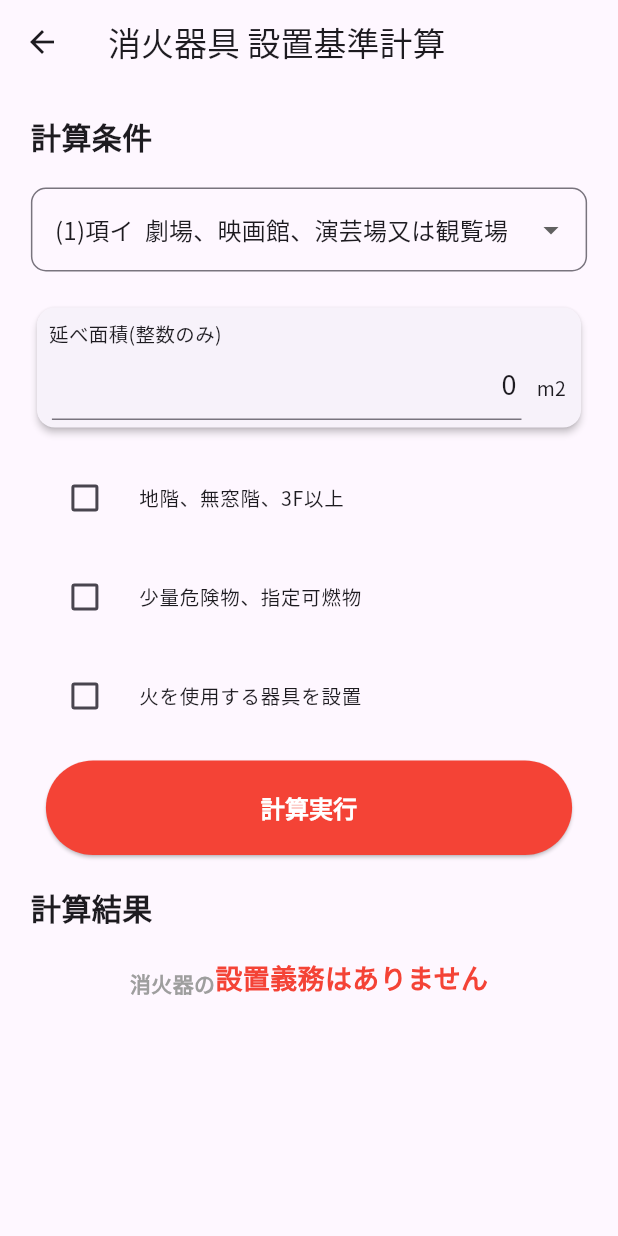
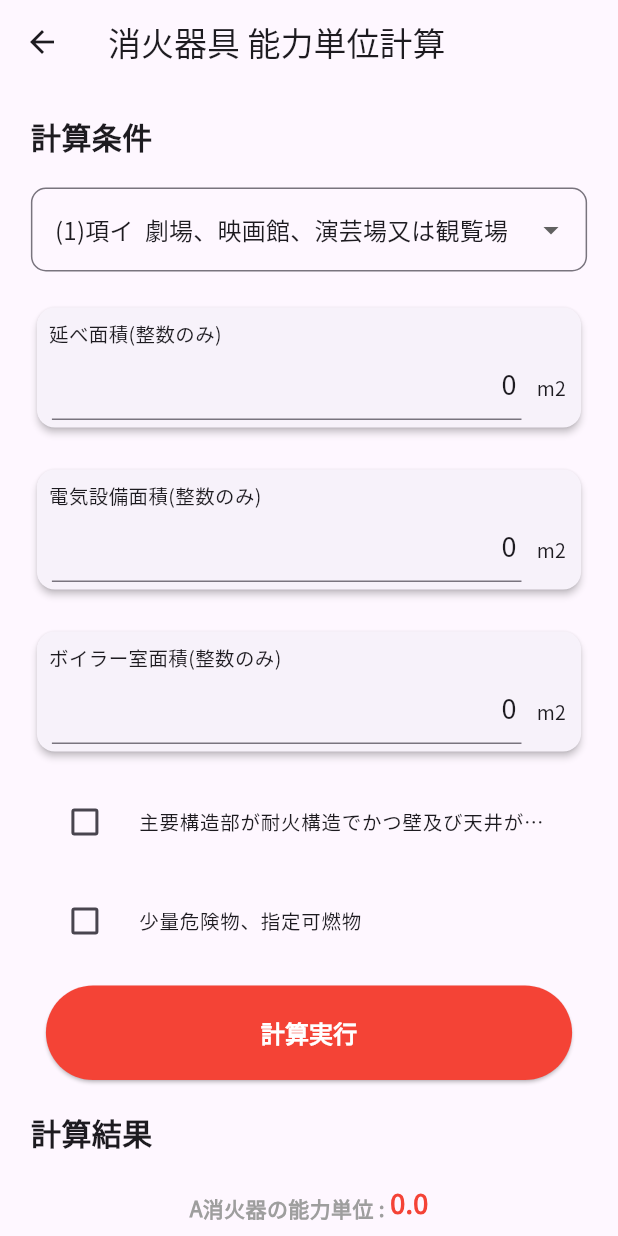
Before and after one commit to snova301/firefight-equip-app, a Flutter app: the SelectFireExtPage screen opened directly, after a tap on "消火器具 能力単位計算", on a phone screen of 412 x 824 dp. Run offline on Flutter 3.47's test engine with Material 2 defaults, Android fonts, the phone set to English and light mode, and no system bars; our stand-ins replace firebase_analytics, firebase_core, firebase_crashlytics, flutter_riverpod, freezed_annotation, shared_preferences; accounts and stored records are empty; generated files the repository leaves out were written again.

Commit message:
create fire_ext_capacity_page.dart

```diff
--- a/lib/src/model/data_class.dart
+++ b/lib/src/model/data_class.dart
@@ -1,68 +1,63 @@
-import 'package:flutter/foundation.dart';
-import 'package:firefight_equip/src/model/enum_class.dart';
-import 'package:freezed_annotation/freezed_annotation.dart';
-
-part 'data_class.freezed.dart';
-part 'data_class.g.dart';
-
-/// 消火器設置義務判別計算のクラス
-@freezed
-class FireExtRequireClass with _$FireExtRequireClass {
-  const factory FireExtRequireClass({
-    /// 入力
-    required FirePreventPropertyEnum firePreventProperty, // 防火対象物種類
-    required int sq, // 面積
-    required bool isNoWindow, // 地階、無窓階、3F以上
-    required bool isCombust, // 少量危険物、指定可燃物
-    required bool isUsedFire, // 火を使用する器具(防火対象物 3項の判断に使用)
-
-    /// 出力
-    required String strOut, // 消火器設置が義務かどうか
-    required String reason, // 消火器具が必要な理由
-  }) = _FireExtRequireClass;
-
-  /// from Json
-  factory FireExtRequireClass.fromJson(Map<String, dynamic> json) =>
-      _$FireExtRequireClassFromJson(json);
-}
-
-/// 設定用のデータクラス
-@freezed
-class SettingDataClass with _$SettingDataClass {
-  const factory SettingDataClass({
-    /// ダークモード
-    required bool darkMode,
-  }) = _SettingDataClass;
-
-  /// from Json
-  factory SettingDataClass.fromJson(Map<String, dynamic> json) =>
-      _$SettingDataClassFromJson(json);
-}
+// import 'package:flutter/foundation.dart';
+// import 'package:firefight_equip/src/model/enum_class.dart';
+// import 'package:freezed_annotation/freezed_annotation.dart';
 
 
 
-// /// WiringListページ間の設定クラス
-// class WiringListSettingDataClass {
-//   /// 備考
-//   TextEditingController remarksController;
+// /// 消火器設置義務判別計算のクラス
+// @freezed
+// class FireExtRequireClass with _$FireExtRequireClass {
+//   const factory FireExtRequireClass({
+//     /// 入力
+//     required FirePreventPropertyEnum firePreventProperty, // 防火対象物種類
+//     required int sq, // 面積
+//     required bool isNoWindow, // 地階、無窓階、3F以上
+//     required bool isCombust, // 少量危険物、指定可燃物
+//     required bool isUsedFire, // 火を使用する器具(防火対象物 3項の判断に使用)
 
-//   WiringListSettingDataClass({
-//     required this.remarksController,
-//   });
+//     /// 出力
+//     required String strOut, // 消火器設置が義務かどうか
+//     required String reason, // 消火器具が必要な理由
+//   }) = _FireExtRequireClass;
+
+//   /// from Json
+//   factory FireExtRequireClass.fromJson(Map<String, dynamic> json) =>
+//       _$FireExtRequireClassFromJson(json);
 // }
 
-// /// Map型に変換
-// Map toMap() => {
-//       'current': current,
-//       'cableSize': cableSize,
-//       'voltDrop': voltDrop,
-//       'powerLoss': powerLoss,
-//     };
+// /// 消火器具能力単位計算のクラス
+// @freezed
+// class FireExtCapacityClass with _$FireExtCapacityClass {
+//   const factory FireExtCapacityClass({
+//     /// 入力
+//     required FirePreventPropertyEnum firePreventProperty, // 防火対象物種類
+//     required int sq, // 延べ面積
+//     required int sqElectrocity, // 電気設備面積
+//     required int sqBoiler, // ボイラー室等の多量の火気を使用する部分の面積
+//     required bool isFireproof, // 主要構造部が耐火構造でかつ壁及び天井が難燃材料
+//     required bool isCombust, // 少量危険物、指定可燃物
 
-// /// JSONオブジェクトを代入
-// CableDesignData.fromJson(Map json)
-//     : phase = json['phase'],
-//       current = json['current'],
-//       cableSize = json['cableSize'],
-//       voltDrop = json['voltDrop'],
-//       powerLoss = json['powerLoss'];
+//     /// 出力
+//     required double resultA, // A火災の能力単位
+//     required String resultB, // B火災の能力単位
+//     required int resultC, // C火災の消火器の本数
+//     required int resultBoiler, // ボイラー室への付加設置
+//   }) = _FireExtCapacityClass;
+
+//   /// from Json
+//   factory FireExtCapacityClass.fromJson(Map<String, dynamic> json) =>
+//       _$FireExtCapacityClassFromJson(json);
+// }
+
+// /// 設定用のデータクラス
+// @freezed
+// class SettingDataClass with _$SettingDataClass {
+//   const factory SettingDataClass({
+//     /// ダークモード
+//     required bool darkMode,
+//   }) = _SettingDataClass;
+
+//   /// from Json
+//   factory SettingDataClass.fromJson(Map<String, dynamic> json) =>
+//       _$SettingDataClassFromJson(json);
+// }
--- a/lib/src/model/enum_class.dart
+++ b/lib/src/model/enum_class.dart
@@ -1,3 +1,4 @@
+import 'package:firefight_equip/src/view/pages/fire_ext_capacity_page.dart';
 import 'package:flutter/material.dart';
 import 'package:firefight_equip/src/view/pages/about_page.dart';
 import 'package:firefight_equip/src/view/pages/fire_ext_require_page.dart';
@@ -10,7 +11,7 @@ enum PageNameEnum {
   toppage('トップページ', MyHomePage(), Icons.home_rounded),
   fireExt('消火器具計算', SelectFireExtPage(), Icons.fire_extinguisher),
   fireExtRequ('消火器具 設置基準計算', FireExtRequirePage(), Icons.fire_extinguisher),
-  fireExtCapa('消火器具 能力単位計算', FireExtRequirePage(), Icons.fire_extinguisher),
+  fireExtCapa('消火器具 能力単位計算', FireExtCapacityPage(), Icons.fire_extinguisher),
   setting('設定', SettingPage(), Icons.settings),
   about('About', AboutPage(), Icons.info_outline);
 
@@ -60,8 +61,8 @@ enum FirePreventPropertyEnum {
   no19('(19)項  市町村長の指定する山林', false),
   no20('(20)項  総務省令で定める舟車', false);
 
-  final String title;
-  final bool isSpecific;
+  final String title; // 文字表示
+  final bool isSpecific; // 特定防火対象物か
 
   const FirePreventPropertyEnum(this.title, this.isSpecific);
 }
--- /dev/null
+++ b/lib/src/model/fire_ext_capacity_model.dart
@@ -0,0 +1,29 @@
+import 'package:firefight_equip/src/model/enum_class.dart';
+import 'package:freezed_annotation/freezed_annotation.dart';
+
+part 'fire_ext_capacity_model.freezed.dart';
+part 'fire_ext_capacity_model.g.dart';
+
+/// 消火器具能力単位計算のクラス
+@freezed
+class FireExtCapacityClass with _$FireExtCapacityClass {
+  const factory FireExtCapacityClass({
+    /// 入力
+    required FirePreventPropertyEnum firePreventProperty, // 防火対象物種類
+    required int sq, // 延べ面積
+    required int sqElectrocity, // 電気設備面積
+    required int sqBoiler, // ボイラー室等の多量の火気を使用する部分の面積
+    required bool isFireproof, // 主要構造部が耐火構造でかつ壁及び天井が難燃材料
+    required bool isCombust, // 少量危険物、指定可燃物
+
+    /// 出力
+    required double resultA, // A火災の能力単位
+    required String resultB, // B火災の能力単位
+    required int resultC, // C火災の消火器の本数
+    required int resultBoiler, // ボイラー室への付加設置
+  }) = _FireExtCapacityClass;
+
+  /// from Json
+  factory FireExtCapacityClass.fromJson(Map<String, dynamic> json) =>
+      _$FireExtCapacityClassFromJson(json);
+}
--- /dev/null
+++ b/lib/src/model/setting_model.dart
@@ -0,0 +1,45 @@
+import 'package:freezed_annotation/freezed_annotation.dart';
+
+part 'setting_model.freezed.dart';
+part 'setting_model.g.dart';
+
+/// 設定用のデータクラス
+@freezed
+class SettingDataClass with _$SettingDataClass {
+  const factory SettingDataClass({
+    /// ダークモード
+    required bool darkMode,
+  }) = _SettingDataClass;
+
+  /// from Json
+  factory SettingDataClass.fromJson(Map<String, dynamic> json) =>
+      _$SettingDataClassFromJson(json);
+}
+
+
+
+// /// WiringListページ間の設定クラス
+// class WiringListSettingDataClass {
+//   /// 備考
+//   TextEditingController remarksController;
+
+//   WiringListSettingDataClass({
+//     required this.remarksController,
+//   });
+// }
+
+// /// Map型に変換
+// Map toMap() => {
+//       'current': current,
+//       'cableSize': cableSize,
+//       'voltDrop': voltDrop,
+//       'powerLoss': powerLoss,
+//     };
+
+// /// JSONオブジェクトを代入
+// CableDesignData.fromJson(Map json)
+//     : phase = json['phase'],
+//       current = json['current'],
+//       cableSize = json['cableSize'],
+//       voltDrop = json['voltDrop'],
+//       powerLoss = json['powerLoss'];
--- a/lib/src/notifiers/fire_ext_require_notifier.dart
+++ b/lib/src/notifiers/fire_ext_require_notifier.dart
@@ -1,5 +1,5 @@
-import 'package:firefight_equip/src/model/data_class.dart';
 import 'package:firefight_equip/src/model/enum_class.dart';
+import 'package:firefight_equip/src/model/fire_ext_require_model.dart';
 import 'package:flutter/material.dart';
 import 'package:flutter_riverpod/flutter_riverpod.dart';
 
--- a/lib/src/notifiers/setting_notifier.dart
+++ b/lib/src/notifiers/setting_notifier.dart
@@ -1,4 +1,4 @@
-import 'package:firefight_equip/src/model/data_class.dart';
+import 'package:firefight_equip/src/model/setting_model.dart';
 import 'package:flutter_riverpod/flutter_riverpod.dart';
 
 /// 設定のProviderの定義
--- a/lib/src/notifiers/shared_pref_class.dart
+++ b/lib/src/notifiers/shared_pref_class.dart
@@ -1,6 +1,6 @@
 import 'dart:convert';
-import 'package:firefight_equip/src/model/data_class.dart';
 import 'package:firefight_equip/src/model/enum_class.dart';
+import 'package:firefight_equip/src/model/setting_model.dart';
 import 'package:firefight_equip/src/notifiers/setting_notifier.dart';
 import 'package:flutter_riverpod/flutter_riverpod.dart';
 import 'package:shared_preferences/shared_preferences.dart';
--- /dev/null
+++ b/lib/src/view/pages/fire_ext_capacity_page.dart
@@ -0,0 +1,200 @@
+// import 'package:elec_facility_calc/ads_options.dart';
+import 'package:firefight_equip/src/model/enum_class.dart';
+import 'package:firefight_equip/src/notifiers/fire_ext_capacity_notifier.dart';
+import 'package:firefight_equip/src/view/widgets/checkbox_card_widget.dart';
+import 'package:firefight_equip/src/view/widgets/fire_prevent_property_select_widget.dart';
+import 'package:firefight_equip/src/view/widgets/input_text_card_widget.dart';
+import 'package:firefight_equip/src/view/widgets/output_text_widget.dart';
+import 'package:firefight_equip/src/view/widgets/responsive_widget.dart';
+import 'package:firefight_equip/src/view/widgets/run_button_widget.dart';
+import 'package:firefight_equip/src/view/widgets/separate_text_widget.dart';
+import 'package:flutter/material.dart';
+import 'package:flutter_riverpod/flutter_riverpod.dart';
+
+/// 消火器具能力単位計算ページ
+class FireExtCapacityPage extends ConsumerStatefulWidget {
+  const FireExtCapacityPage({Key? key}) : super(key: key);
+
+  @override
+  FireExtCapacityPageState createState() => FireExtCapacityPageState();
+}
+
+class FireExtCapacityPageState extends ConsumerState<FireExtCapacityPage> {
+  @override
+  Widget build(BuildContext context) {
+    /// 画面情報取得
+    final mediaQueryData = MediaQuery.of(context);
+    final screenWidth = mediaQueryData.size.width;
+    final listViewPadding = screenWidth / 20;
+
+    /// レスポンシブ設定
+    bool isDrawerFixed = checkResponsive(screenWidth);
+
+    /// 広告の初期化
+    // AdsSettingsClass().initElecPowerRec();
+
+    /// shared_prefのデータ保存用非同期providerの読み込み
+    // ref.watch(elecPowerSPSetProvider);
+
+    return GestureDetector(
+      onTap: () => FocusScope.of(context).unfocus(),
+      child: Scaffold(
+        appBar: AppBar(
+          title: Text(PageNameEnum.fireExtCapa.title),
+        ),
+        body: Row(
+          children: [
+            /// 画面幅が規定以上でメニューを左側に固定
+            isDrawerFixed ? const DrawerContentsFixed() : Container(),
+
+            /// サイズ指定されていないとエラーなのでExpandedで囲む
+            Expanded(
+              child: ListView(
+                padding: EdgeInsets.fromLTRB(
+                    listViewPadding, 10, listViewPadding, 10),
+                children: <Widget>[
+                  /// 入力表示
+                  const SeparateText(title: '計算条件'),
+
+                  /// 防火対象物の選択
+                  FirePreventPropertySelectDD(
+                    value: ref
+                        .watch(fireExtCapacityProvider)
+                        .firePreventProperty
+                        .title,
+                    func: (FirePreventPropertyEnum value) {
+                      ref
+                          .read(fireExtCapacityProvider.notifier)
+                          .updateFirePreventProperty(value);
+                    },
+                  ),
+
+                  /// 延べ面積入力
+                  InputTextCard(
+                    title: '延べ面積(整数のみ)',
+                    unit: 'm2',
+                    message: '整数のみ',
+                    controller: ref.watch(fireExtCapaSqTxtCtrlProvider),
+                    func: (String value) {
+                      ref
+                          .read(fireExtCapacityProvider.notifier)
+                          .updateSq(value);
+                    },
+                  ),
+
+                  /// 電気設備面積入力
+                  InputTextCard(
+                    title: '電気設備面積(整数のみ)',
+                    unit: 'm2',
+                    message: '整数のみ',
+                    controller: ref.watch(fireExtCapaSqElecTxtCtrlProvider),
+                    func: (String value) {
+                      ref
+                          .read(fireExtCapacityProvider.notifier)
+                          .updateSqElectrocity(value);
+                    },
+                  ),
+
+                  /// ボイラー室面積入力
+                  InputTextCard(
+                    title: 'ボイラー室面積(整数のみ)',
+                    unit: 'm2',
+                    message: '整数のみ',
+                    controller: ref.watch(fireExtCapaSqBoilerTxtCtrlProvider),
+                    func: (String value) {
+                      ref
+                          .read(fireExtCapacityProvider.notifier)
+                          .updateSqBoiler(value);
+                    },
+                  ),
+
+                  /// 少量危険物のチェックボックス
+                  CheckBoxCard(
+                    title: '主要構造部が耐火構造でかつ壁及び天井が難燃材料',
+                    isChecked: ref.watch(fireExtCapacityProvider).isFireproof,
+                    func: (bool newBool) {
+                      ref
+                          .read(fireExtCapacityProvider.notifier)
+                          .updateIsFireproof(newBool);
+                    },
+                  ),
+
+                  /// 少量危険物のチェックボックス
+                  CheckBoxCard(
+                    title: '少量危険物、指定可燃物',
+                    isChecked: ref.watch(fireExtCapacityProvider).isCombust,
+                    func: (bool newBool) {
+                      ref
+                          .read(fireExtCapacityProvider.notifier)
+                          .updateIsCombust(newBool);
+                    },
+                  ),
+
+                  /// 計算実行ボタン
+                  RunButton(
+                    // paddingSize: blockWidth,
+                    func: () {
+                      /// TextEditingControllerのデータをproviderへ渡す
+                      final sqTxtCtrl =
+                          ref.read(fireExtCapaSqTxtCtrlProvider).text;
+                      final sqElecTxtCtrl =
+                          ref.read(fireExtCapaSqElecTxtCtrlProvider).text;
+                      final sqBoilerTxtCtrl =
+                          ref.read(fireExtCapaSqBoilerTxtCtrlProvider).text;
+
+                      ref
+                          .read(fireExtCapacityProvider.notifier)
+                          .updateSq(sqTxtCtrl);
+                      ref
+                          .read(fireExtCapacityProvider.notifier)
+                          .updateSqElectrocity(sqElecTxtCtrl);
+                      ref
+                          .read(fireExtCapacityProvider.notifier)
+                          .updateSqBoiler(sqBoilerTxtCtrl);
+
+                      /// 実行
+                      ref.read(fireExtCapacityProvider.notifier).run();
+                    },
+                  ),
+
+                  /// 広告表示
+                  // existAds ? const ElecPowerRecBannerContainer() : Container(),
+
+                  /// 結果表示
+                  const SeparateText(title: '計算結果'),
+
+                  /// A火災の能力単位
+                  OutputText(
+                    preface: 'A消火器の能力単位 : ',
+                    result:
+                        ref.watch(fireExtCapacityProvider).resultA.toString(),
+                  ),
+
+                  /// C火災の消火器の本数
+                  OutputText(
+                    preface: '電気設備がある場所の消火器本数(付加設置) : ',
+                    result:
+                        '${ref.watch(fireExtCapacityProvider).resultC.toString()} 本',
+                  ),
+
+                  /// ボイラー室付加設置の消火器の本数
+                  OutputText(
+                    preface: 'ボイラー室がある場所の消火器本数(付加設置) : ',
+                    result:
+                        '${ref.watch(fireExtCapacityProvider).resultBoiler.toString()} 本',
+                  ),
+
+                  /// B火災の能力単位
+                  OutputText(
+                    preface: ref.watch(fireExtCapacityProvider).resultB,
+                    prefaceFontColor: Colors.red,
+                  ),
+                ],
+              ),
+            ),
+          ],
+        ),
+      ),
+    );
+  }
+}
--- a/lib/src/view/pages/fire_ext_require_page.dart
+++ b/lib/src/view/pages/fire_ext_require_page.dart
@@ -3,6 +3,7 @@ import 'package:firefight_equip/src/model/enum_class.dart';
 import 'package:firefight_equip/src/view/widgets/checkbox_card_widget.dart';
 import 'package:firefight_equip/src/view/widgets/fire_prevent_property_select_widget.dart';
 import 'package:firefight_equip/src/view/widgets/input_text_card_widget.dart';
+import 'package:firefight_equip/src/view/widgets/output_text_widget.dart';
 import 'package:firefight_equip/src/view/widgets/responsive_widget.dart';
 import 'package:firefight_equip/src/view/widgets/run_button_widget.dart';
 import 'package:firefight_equip/src/view/widgets/separate_text_widget.dart';
@@ -10,7 +11,7 @@ import 'package:firefight_equip/src/notifiers/fire_ext_require_notifier.dart';
 import 'package:flutter/material.dart';
 import 'package:flutter_riverpod/flutter_riverpod.dart';
 
-/// 電力計算ページ
+/// 消火器具設置義務計算ページ
 class FireExtRequirePage extends ConsumerStatefulWidget {
   const FireExtRequirePage({Key? key}) : super(key: key);
 
@@ -135,12 +136,12 @@ class FireExtRequirePageState extends ConsumerState<FireExtRequirePage> {
                   const SeparateText(title: '計算結果'),
 
                   /// 結果表示
-                  _OutputText(
+                  OutputText(
                     preface: '消火器の',
                     result: ref.watch(fireExtRequireProvider).strOut,
                   ),
 
-                  _OutputText(
+                  OutputText(
                     preface: ref.watch(fireExtRequireProvider).reason,
                     prefaceFontSize: 12,
                   ),
@@ -153,54 +154,3 @@ class FireExtRequirePageState extends ConsumerState<FireExtRequirePage> {
     );
   }
 }
-
-/// 結果表示用のwidget
-class _OutputText extends ConsumerWidget {
-  final String preface; // 序文
-  final double? prefaceFontSize; // 序文のフォントサイズ
-  final String? result; // 出力結果
-
-  const _OutputText({
-    Key? key,
-    required this.preface,
-    this.prefaceFontSize,
-    this.result,
-  }) : super(key: key);
-
-  @override
-  Widget build(BuildContext context, WidgetRef ref) {
-    return Container(
-      padding: const EdgeInsets.fromLTRB(0, 10, 0, 10),
-      child: Row(
-        mainAxisAlignment: MainAxisAlignment.center,
-        crossAxisAlignment: CrossAxisAlignment.end,
-        children: [
-          // 序文
-          Flexible(
-            child: Text(
-              preface,
-              style: TextStyle(
-                fontSize: prefaceFontSize ?? 14,
-                color: Colors.grey,
-                fontWeight: FontWeight.bold,
-              ),
-              overflow: TextOverflow.clip,
-            ),
-          ),
-          // 本文
-          result == null
-              ? Container()
-              : Text(
-                  result!,
-                  style: const TextStyle(
-                    fontSize: 18,
-                    color: Colors.red,
-                    fontWeight: FontWeight.bold,
-                  ),
-                  overflow: TextOverflow.visible,
-                ),
-        ],
-      ),
-    );
-  }
-}
--- /dev/null
+++ b/lib/src/view/widgets/output_text_widget.dart
@@ -0,0 +1,57 @@
+import 'package:flutter/material.dart';
+import 'package:flutter_riverpod/flutter_riverpod.dart';
+
+/// 結果表示用のwidget
+class OutputText extends ConsumerWidget {
+  final String? preface; // 序文
+  final double? prefaceFontSize; // 序文のフォントサイズ
+  final Color? prefaceFontColor; // 序文のフォントサイズ
+  final String? result; // 出力結果
+
+  const OutputText({
+    Key? key,
+    this.preface,
+    this.prefaceFontSize,
+    this.prefaceFontColor,
+    this.result,
+  }) : super(key: key);
+
+  @override
+  Widget build(BuildContext context, WidgetRef ref) {
+    return Container(
+      padding: const EdgeInsets.fromLTRB(0, 10, 0, 10),
+      child: Row(
+        mainAxisAlignment: MainAxisAlignment.center,
+        crossAxisAlignment: CrossAxisAlignment.end,
+        children: [
+          // 序文
+          preface == null
+              ? Container()
+              : Flexible(
+                  child: Text(
+                    preface!,
+                    style: TextStyle(
+                      fontSize: prefaceFontSize ?? 14,
+                      color: prefaceFontColor ?? Colors.grey,
+                      fontWeight: FontWeight.bold,
+                    ),
+                    // overflow: TextOverflow.visible,
+                  ),
+                ),
+          // 本文
+          result == null
+              ? Container()
+              : Text(
+                  result!,
+                  style: const TextStyle(
+                    fontSize: 18,
+                    color: Colors.red,
+                    fontWeight: FontWeight.bold,
+                  ),
+                  // overflow: TextOverflow.visible,
+                ),
+        ],
+      ),
+    );
+  }
+}
```
Also changed, not shown: lib/src/model/fire_ext_require_model.dart (added, +26 -0 lines), lib/src/notifiers/fire_ext_capacity_notifier.dart (added, +177 -0 lines), pubspec.yaml (+10 -3 lines), pubspec.lock.
